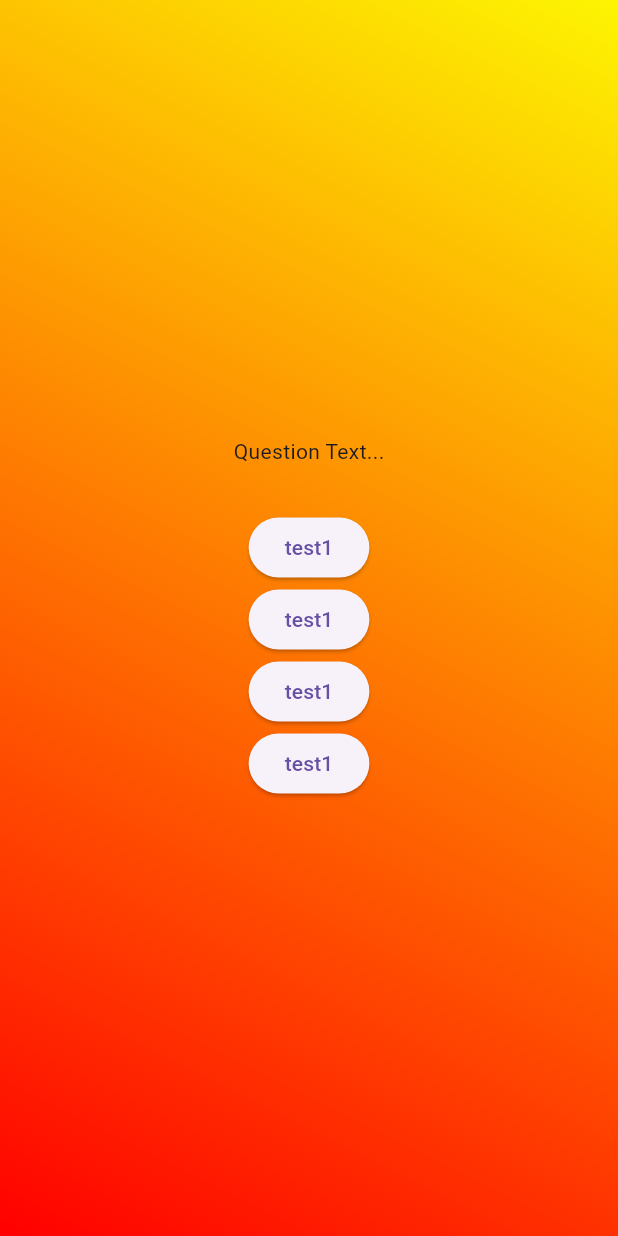
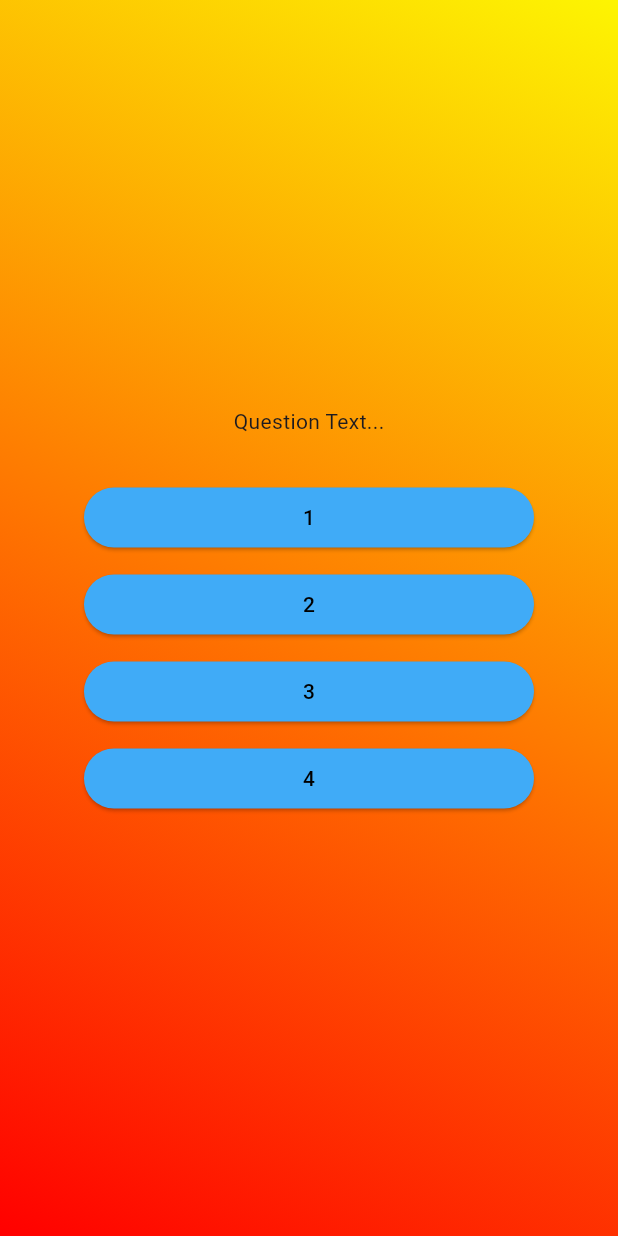
Before and after one commit to Akhele/Flutter-Quiz-App, a Flutter app: the screen it shows after launch, after a tap on "Start", on a phone screen of 412 x 824 dp. Run offline on Flutter 3.47's test engine with Material 3 defaults, Android fonts, the phone set to English and light mode, and no system bars.

Commit message:
turn the buttons into a widget and changing the buttons design

```diff
--- /dev/null
+++ b/lib/answer_button.dart
@@ -0,0 +1,32 @@
+import 'package:flutter/material.dart';
+
+class AnswerButton extends StatelessWidget {
+  const AnswerButton(this.buttoonText,this.onTap,{super.key});
+final String buttoonText;
+final void Function() onTap;
+
+  @override
+
+
+  Widget build(BuildContext context) {
+    return Column(
+              children: [
+                ElevatedButton(
+                            onPressed: onTap,
+                            style:ElevatedButton.styleFrom(
+                                    minimumSize: Size(300, 30),
+                                    backgroundColor: const Color.fromARGB(255, 64, 171, 247),
+                                    foregroundColor: Colors.black,
+                                    shape:RoundedRectangleBorder(
+                                      borderRadius: BorderRadius.circular(40)
+                                    ),
+                                    padding: EdgeInsets.symmetric(vertical: 10,horizontal: 30)
+                                      ),
+                            child: Text(buttoonText)),
+
+                            SizedBox(height: 10,)
+              ],
+    );
+
+  }
+}
--- a/lib/questions.dart
+++ b/lib/questions.dart
@@ -1,4 +1,5 @@
 import 'package:flutter/material.dart';
+import 'package:flutter_quiz_app/answer_button.dart';
 
 class Questions extends StatefulWidget {
   const Questions({super.key});
@@ -18,10 +19,11 @@ class _QuestionsState extends State<Questions>
               children: [
                 Text("Question Text..."),
                 SizedBox(height: 30,),
-                ElevatedButton(onPressed: (){}, child: Text('test1')),
-                ElevatedButton(onPressed: (){}, child: Text('test1')),
-                ElevatedButton(onPressed: (){}, child: Text('test1'), ),
-                ElevatedButton(onPressed: (){}, child: Text('test1')),
+                AnswerButton('1', (){}),
+                AnswerButton('2', (){}),
+                AnswerButton('3', (){}),
+                AnswerButton('4', (){})
+
               ],
             );
 
```
